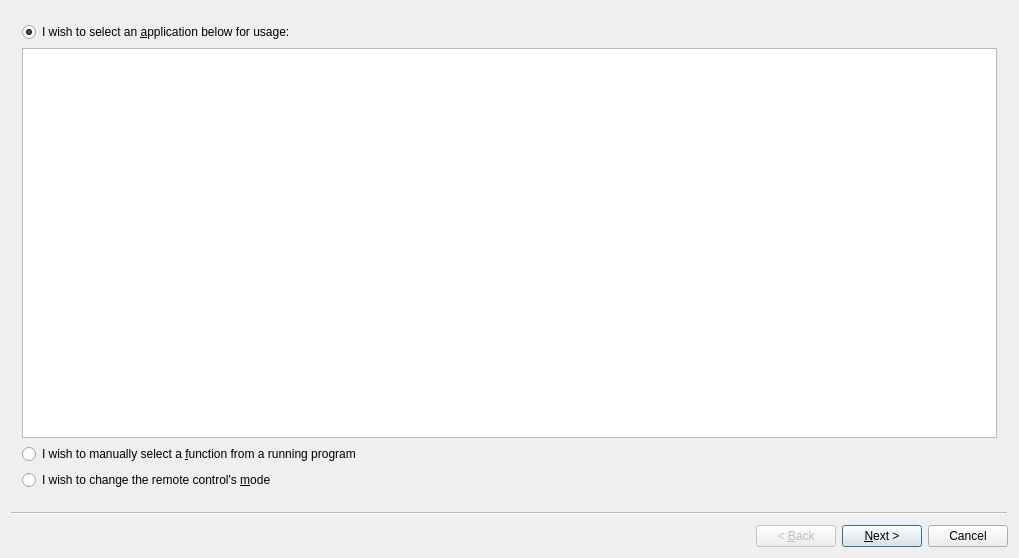
Before: the Qt Designer form kcmlirc/addactionbase.ui in KDE/kremotecontrol, drawn with Qt 5.
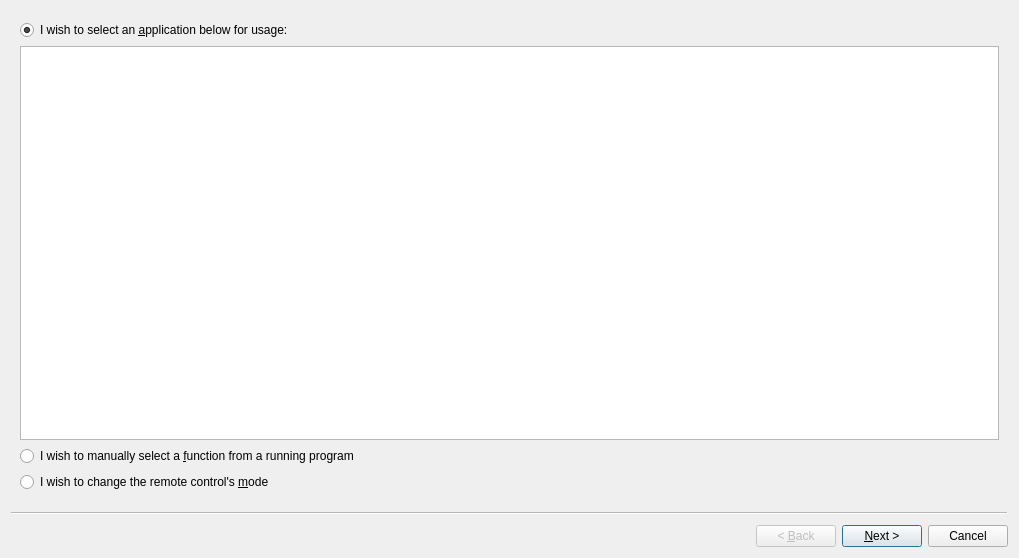
After: the same form once the commit is applied. Custom widgets are drawn as their Qt base class.

What changed in the file:
```diff
--- a/kcmlirc/addactionbase.ui
+++ b/kcmlirc/addactionbase.ui
@@ -426,8 +426,6 @@
    </layout>
   </widget>
  </widget>
- <layoutdefault spacing="6" margin="11"/>
- <pixmapfunction>qPixmapFromMimeSource</pixmapfunction>
  <customwidgets>
   <customwidget>
    <class>KListWidget</class>
```
